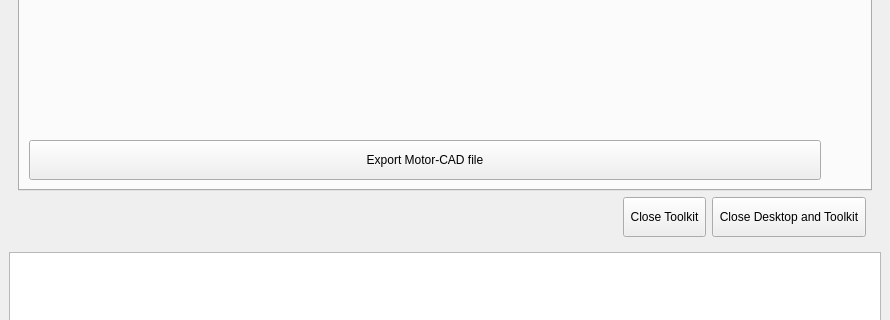
Qt form src/ansys/aedt/toolkits/motor/ui/common/toolkit.ui (ansys/magnet-segmentation-toolkit) before a commit; both pictures show x 0 to 890 and y 675 to 995 of the 890 by 1178 pixel window.
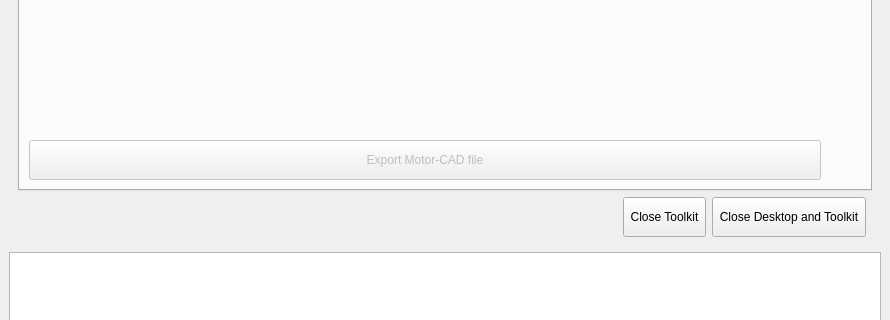
The same form after that commit. The open tabs and pages were chosen to show the change.

```diff
--- a/src/ansys/aedt/toolkits/motor/ui/common/toolkit.ui
+++ b/src/ansys/aedt/toolkits/motor/ui/common/toolkit.ui
@@ -730,6 +730,9 @@
              </item>
              <item>
               <widget class="QPushButton" name="export_MCAD">
+               <property name="enabled">
+                <bool>false</bool>
+               </property>
                <property name="sizePolicy">
                 <sizepolicy hsizetype="Minimum" vsizetype="Fixed">
                  <horstretch>0</horstretch>
```
Left out of the diff: 8 changed lines with no effect on the pictures.
